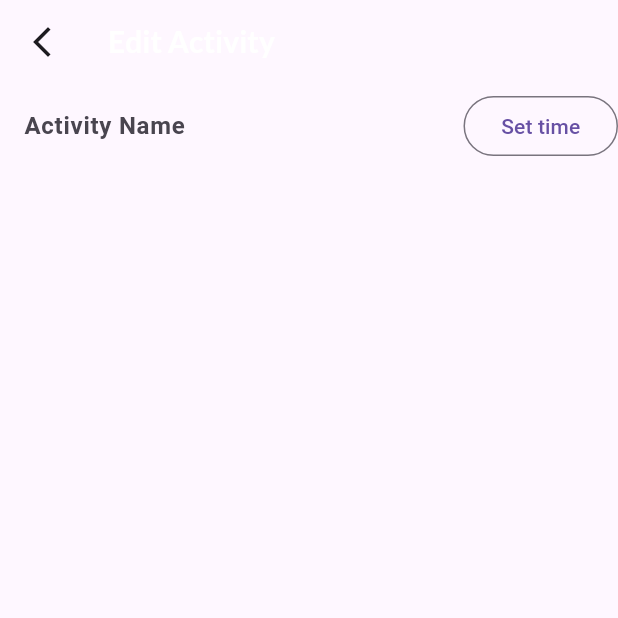
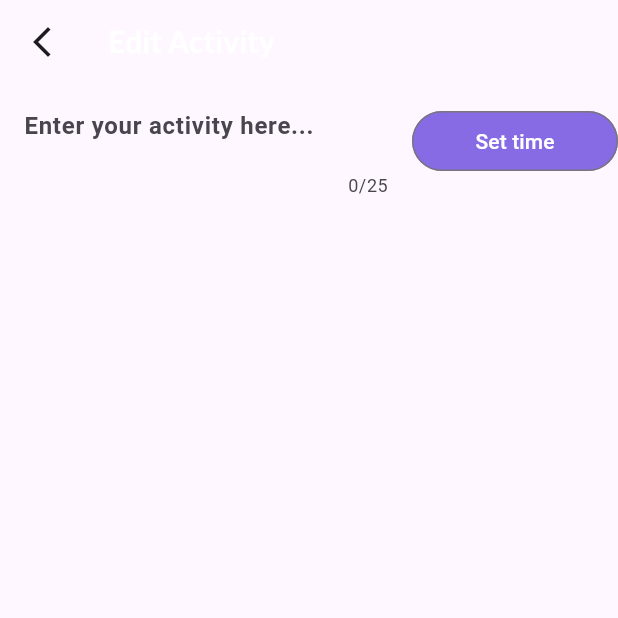
Before and after one commit to Malhesidek/Activity_list, a Flutter app: the ActivityEditPage screen opened directly with empty values, on a phone screen of 412 x 824 dp, the top half of it. Run offline on Flutter 3.47's test engine with Material 3 defaults, Android fonts, the light colour scheme and no system bars; our stand-ins replace bloc, flutter_bloc, sqflite, table_calendar; accounts and stored records are empty.

Commit message:
Set maximum characters for the title in the TextFormField and created button for the time withiut functionating

```diff
--- a/lib/ui/screens/activity_edit_page.dart
+++ b/lib/ui/screens/activity_edit_page.dart
@@ -7,6 +7,7 @@ import 'package:memory_hive/constants.dart';
 import 'package:memory_hive/data/activity/activity_model.dart';
 import 'package:memory_hive/logic/bloc/acitvity_edit_bloc/activity_edit_bloc.dart';
 import 'package:memory_hive/ui/widgets/button_add_cover_widget.dart';
+import 'package:memory_hive/ui/widgets/button_set_time_widget.dart';
 import 'package:memory_hive/ui/widgets/text_field_title_widget.dart';
 
 class ActivityEditPage extends StatefulWidget {
@@ -69,11 +70,10 @@ class _ActivityEditPageState extends State<ActivityEditPage> {
               ButtonAddCover(),
             Row(
               children: [
-                Expanded(flex: 3, child: TextFieldTitle()),
+                Expanded(flex: 2, child: TextFieldTitle()),
                 Expanded(
                     flex: 1,
-                    child: OutlinedButton(
-                        onPressed: () {}, child: Text("Set time")))
+                    child: ButtonSetTime())
               ],
             )
           ],
--- /dev/null
+++ b/lib/ui/widgets/button_set_time_widget.dart
@@ -0,0 +1,19 @@
+import 'package:flutter/material.dart';
+import 'package:memory_hive/constants.dart';
+
+class ButtonSetTime extends StatefulWidget {
+  const ButtonSetTime({super.key});
+
+  @override
+  State<ButtonSetTime> createState() => _ButtonSetTimeState();
+}
+
+class _ButtonSetTimeState extends State<ButtonSetTime> {
+  @override
+  Widget build(BuildContext context) {
+    return OutlinedButton(
+        style: ButtonStyle(alignment: Alignment.center, backgroundColor: MaterialStateProperty.all(kColorPurple)),
+        onPressed: () {},
+        child: Text("Set time", style: TextStyle(color: kColorWhite,)));
+  }
+}
--- a/lib/ui/widgets/text_field_title_widget.dart
+++ b/lib/ui/widgets/text_field_title_widget.dart
@@ -22,10 +22,12 @@ class _TextFieldTitleState extends State<TextFieldTitle> {
           initialValue: (state as ActivityEditChangedState).activity.title,
           decoration: InputDecoration(
             border: OutlineInputBorder(borderSide: BorderSide.none),
-            hintText: "Activity Name",
-            hintStyle: TextStyle(fontWeight: FontWeight.bold)
+            hintText: "Enter your activity here...",
+            hintStyle: TextStyle(fontWeight: FontWeight.bold),
           ),
-
+          maxLines: 1,
+          maxLength: 25,
+          textAlign: TextAlign.left,
           onChanged: (text) {
             setState(() {
               BlocProvider.of<ActivityEditBloc>(context).add(ActivityChangedTitleEvent(title: text));
```
